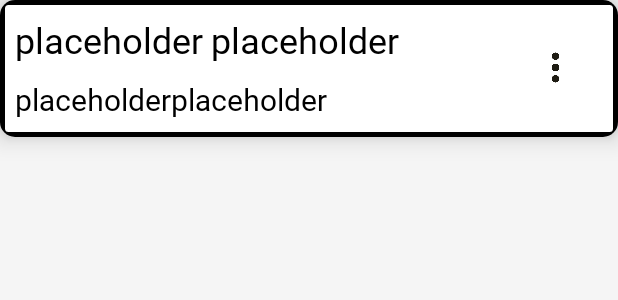
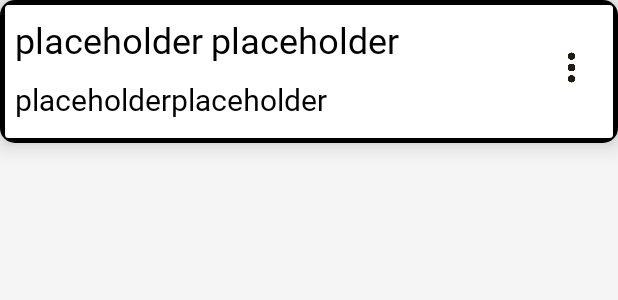
Before and after one commit to JoshP279/AndroidMAAT, an Android app: the layout cardview_assessment.xml on its own in the app's theme, with its tools: preview values and no code run, on a phone screen of 412 x 824 dp. Shown: the top 300 px of the screen. Run offline under Robolectric (Android 15) with nearby library versions, the phone set to English and light mode, and no system bars.

Commit message:
2024/08/30

```diff
--- a/radaeepdfmaster/src/main/res/layout/cardview_assessment.xml
+++ b/radaeepdfmaster/src/main/res/layout/cardview_assessment.xml
@@ -8,8 +8,8 @@
     android:foreground="@drawable/border">
 
     <androidx.constraintlayout.widget.ConstraintLayout
-        android:layout_width="401dp"
-        android:layout_height="91dp">
+        android:layout_width="match_parent"
+        android:layout_height="95dp">
 
         <ImageView
             android:id="@+id/assessment_overflow_menu"
```
Also changed, not shown: radaeepdfmaster/src/main/res/layout/activity_pdf_reader.xml (+14 -2 lines), radaeepdfmaster/src/main/res/drawable/ic_type.png (added).
